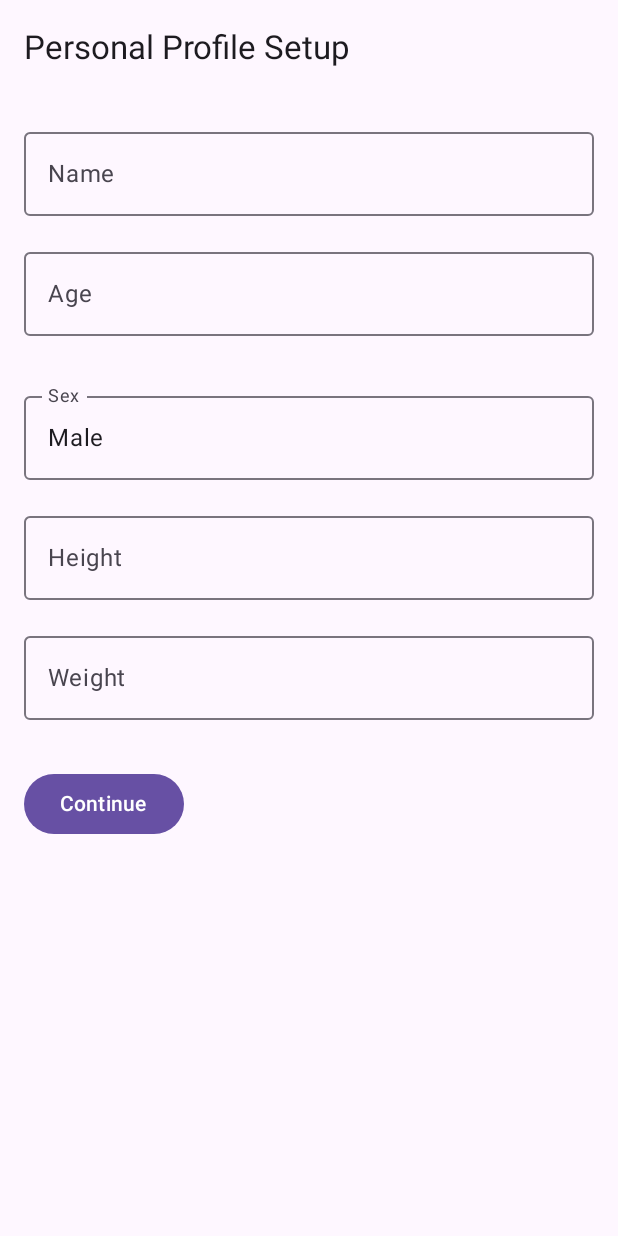
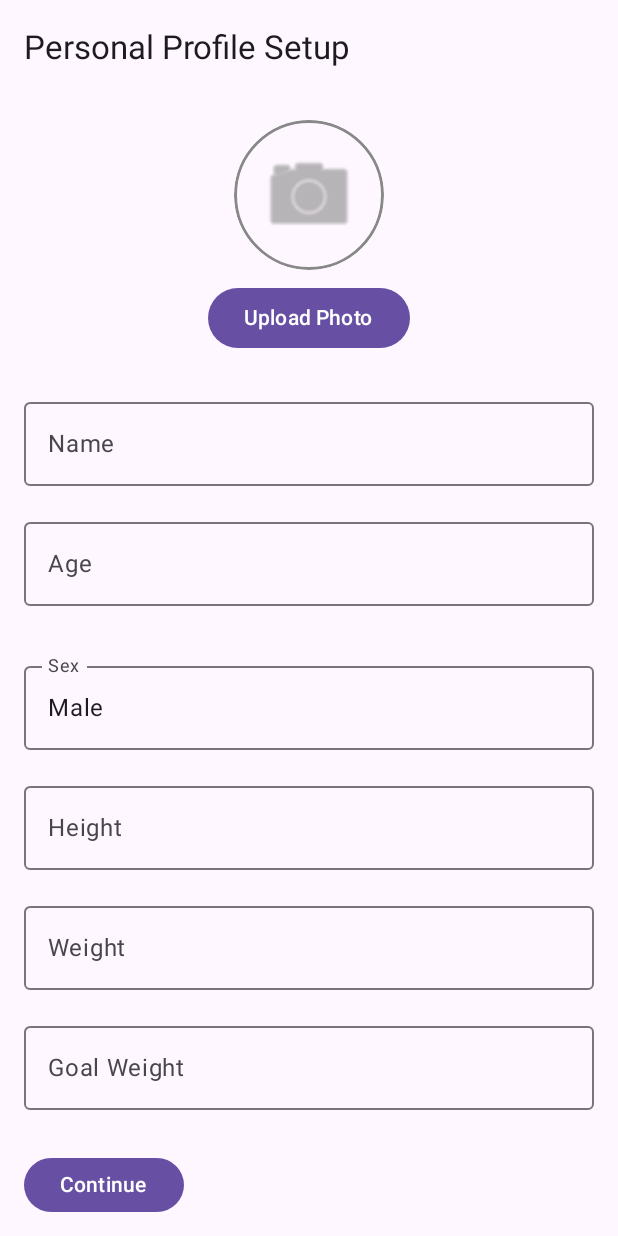
Before and after one commit to billyyythekid21/JimBell, an Android app built with Jetpack Compose: the ProfileSetupActivity screen opened directly, with no data from a screen before it, on a phone screen of 412 x 824 dp. Run offline under Robolectric (Android 15) with nearby library versions, the phone set to English and light mode, and no system bars; pictures from the network do not load.

Commit message:
Update ProfileSetupActivity.kt

```diff
--- a/app/src/main/java/com/gymbro/smartbell/viewmodel/ProfileSetupActivity.kt
+++ b/app/src/main/java/com/gymbro/smartbell/viewmodel/ProfileSetupActivity.kt
@@ -1,5 +1,6 @@
 package com.gymbro.smartbell.viewmodel
 
+import coil.compose.rememberAsyncImagePainter
 import android.os.Bundle
 import androidx.activity.ComponentActivity
 import androidx.activity.compose.setContent
@@ -17,10 +18,27 @@ import androidx.compose.foundation.layout.Spacer
 import androidx.compose.foundation.layout.padding
 import androidx.compose.foundation.layout.fillMaxWidth
 import androidx.compose.foundation.layout.height
+import androidx.compose.foundation.layout.Box
+import androidx.compose.foundation.Image
+import androidx.compose.foundation.border
+import androidx.compose.foundation.shape.CircleShape
+import androidx.compose.ui.Alignment
+import androidx.compose.ui.draw.clip
+import androidx.compose.ui.graphics.Color
+import androidx.compose.ui.layout.ContentScale
+import androidx.compose.ui.res.painterResource
+import androidx.compose.ui.unit.dp
+import android.net.Uri
+import androidx.activity.compose.rememberLauncherForActivityResult
+import androidx.activity.result.contract.ActivityResultContracts.PickVisualMedia
+import androidx.activity.result.PickVisualMediaRequest
+import androidx.compose.foundation.layout.fillMaxSize
+import androidx.compose.foundation.layout.size
 import androidx.compose.foundation.text.KeyboardOptions
 import androidx.compose.material3.DropdownMenu
 import androidx.compose.material3.DropdownMenuItem
 import androidx.compose.material3.ExperimentalMaterial3Api
+import androidx.compose.material3.Icon
 import androidx.compose.runtime.getValue
 import androidx.compose.runtime.mutableStateOf
 import androidx.compose.runtime.remember
@@ -28,7 +46,6 @@ import androidx.compose.runtime.setValue
 import androidx.compose.ui.Modifier
 import androidx.compose.ui.text.input.KeyboardCapitalization
 import androidx.compose.ui.text.input.KeyboardType
-import androidx.compose.ui.unit.dp
 
 class ProfileSetupActivity : ComponentActivity() {
 
@@ -49,6 +66,12 @@ fun ProfileSetupScreen() {
     val sexOptions = listOf("Male", "Female", "Other")
     var selectedSex by remember { mutableStateOf(sexOptions.first()) }
 
+    var selectedImageUri by remember { mutableStateOf<Uri?>(null) }
+
+    val launcher = rememberLauncherForActivityResult(PickVisualMedia()) { uri ->
+        selectedImageUri = uri
+    }
+
     Surface(
         color = MaterialTheme.colorScheme.background
     ) {
@@ -64,6 +87,42 @@ fun ProfileSetupScreen() {
                     .padding(innerPadding)
                     .padding(16.dp)
             ) {
+                // Profile image and upload button
+                Column(
+                    horizontalAlignment = Alignment.CenterHorizontally,
+                    modifier = Modifier
+                        .fillMaxWidth()
+                        .padding(bottom = 24.dp)
+                ) {
+                    Box(
+                        modifier = Modifier
+                            .size(100.dp)
+                            .clip(CircleShape)
+                            .border(2.dp, Color.Gray, CircleShape)
+                    ) {
+                        if (selectedImageUri != null) {
+                            Image(
+                                painter = rememberAsyncImagePainter(selectedImageUri),
+                                contentDescription = "Profile Picture",
+                                contentScale = ContentScale.Crop,
+                                modifier = Modifier.fillMaxSize()
+                            )
+                        } else {
+                            Icon(
+                                painter = painterResource(id = android.R.drawable.ic_menu_camera),
+                                contentDescription = "Add Photo",
+                                modifier = Modifier
+                                    .fillMaxSize()
+                                    .padding(16.dp),
+                                tint = Color.Gray
+                            )
+                        }
+                    }
+                    Spacer(modifier = Modifier.height(8.dp))
+                    Button(onClick = { launcher.launch(PickVisualMediaRequest(PickVisualMedia.ImageOnly)) }) {
+                        Text("Upload Photo")
+                    }
+                }
                 OutlinedTextField(
                     value = "",
                     onValueChange = {},
@@ -122,6 +181,14 @@ fun ProfileSetupScreen() {
                     modifier = Modifier.fillMaxWidth(),
                     keyboardOptions = KeyboardOptions(keyboardType = KeyboardType.Number)
                 )
+                Spacer(modifier = Modifier.height(16.dp))
+                OutlinedTextField(
+                    value = "",
+                    onValueChange = {},
+                    label = { Text("Goal Weight") },
+                    modifier = Modifier.fillMaxWidth(),
+                    keyboardOptions = KeyboardOptions(keyboardType = KeyboardType.Number)
+                )
                 Spacer(modifier = Modifier.height(32.dp))
                 Button(onClick = { /* Save action */ }) {
                     Text("Continue")
```
